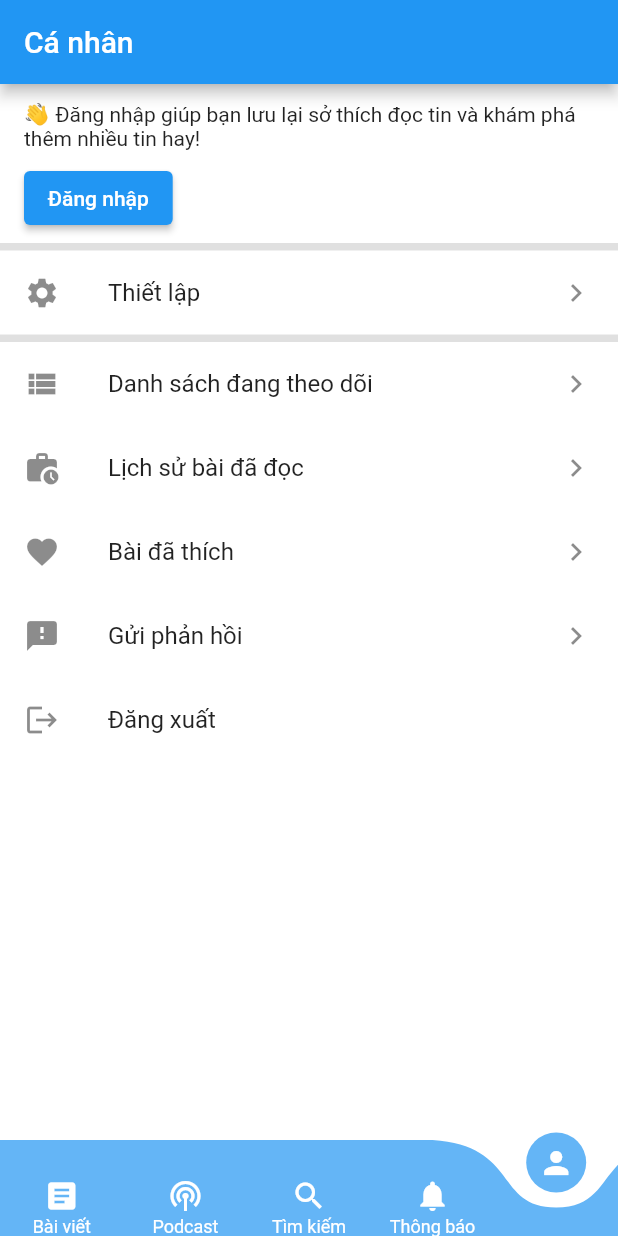
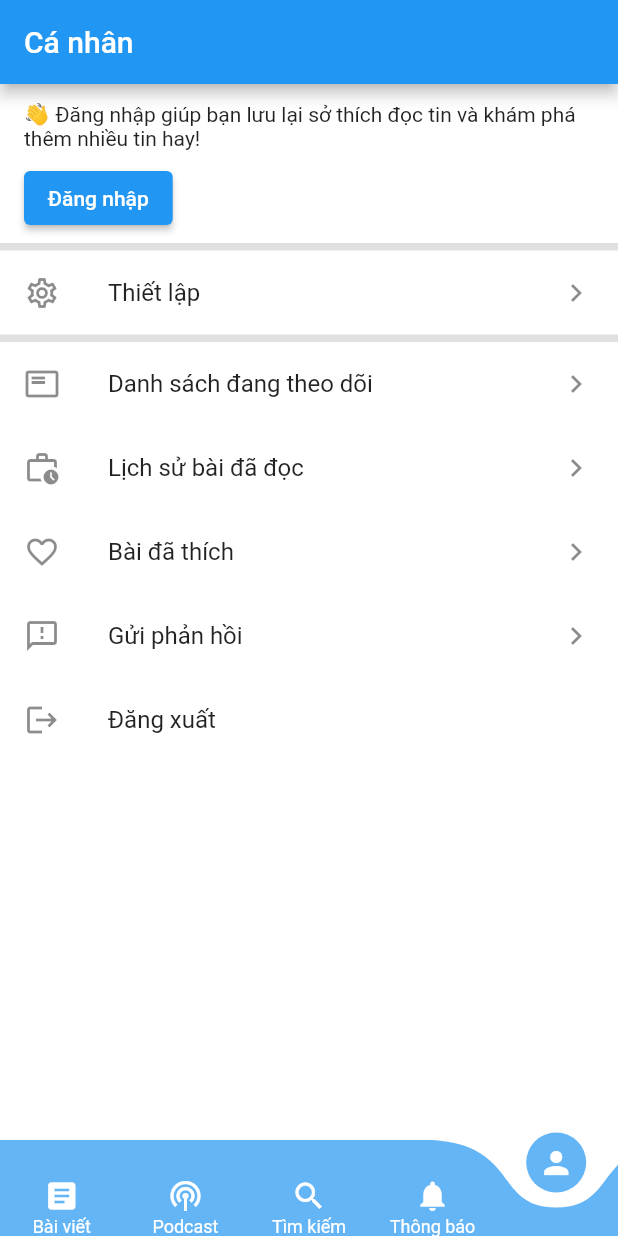
Before and after one commit to thanhtung100397/flutter-blog-post-app, a Flutter app: the screen it shows after launch, swiped to page 5, on a phone screen of 412 x 824 dp. Run offline on Flutter 3.47's test engine with Material 2 defaults, Android fonts, the phone set to English and light mode, and no system bars; drawn by our look-alikes of curved_navigation_bar; our stand-ins replace firebase_auth, firebase_core, flutter_signin_button, google_sign_in; accounts and stored records are empty; generated files the repository leaves out were written again.

Commit message:
Change icon

```diff
--- a/lib/pages/home/personal/app_personal_page.dart
+++ b/lib/pages/home/personal/app_personal_page.dart
@@ -75,7 +75,7 @@ class _AppPersonalPageState extends State<AppPersonalPage> {
     return Container(
         color: AppColor.appMainBackground,
         child: ListTile(
-          leading: const Icon(Icons.settings),
+          leading: const Icon(Icons.settings_outlined),
           title: Text(AppLocalizations.of(context)!.settings),
           trailing: const Icon(Icons.keyboard_arrow_right),
           onTap: () {
@@ -93,22 +93,22 @@ class _AppPersonalPageState extends State<AppPersonalPage> {
         child: Column(
           children: <Widget>[
             ListTile(
-              leading: const Icon(Icons.view_list),
+              leading: const Icon(Icons.featured_play_list_outlined),
               title: Text(AppLocalizations.of(context)!.followed_articles),
               trailing: const Icon(Icons.keyboard_arrow_right),
             ),
             ListTile(
-              leading: const Icon(Icons.work_history),
+              leading: const Icon(Icons.work_history_outlined),
               title: Text(AppLocalizations.of(context)!.read_history),
               trailing: const Icon(Icons.keyboard_arrow_right),
             ),
             ListTile(
-              leading: const Icon(Icons.favorite),
+              leading: const Icon(Icons.favorite_outline),
               title: Text(AppLocalizations.of(context)!.liked_posts),
               trailing: const Icon(Icons.keyboard_arrow_right),
             ),
             ListTile(
-              leading: const Icon(Icons.feedback),
+              leading: const Icon(Icons.feedback_outlined),
               title: Text(AppLocalizations.of(context)!.send_feedbacks),
               trailing: const Icon(Icons.keyboard_arrow_right),
             ),
```
